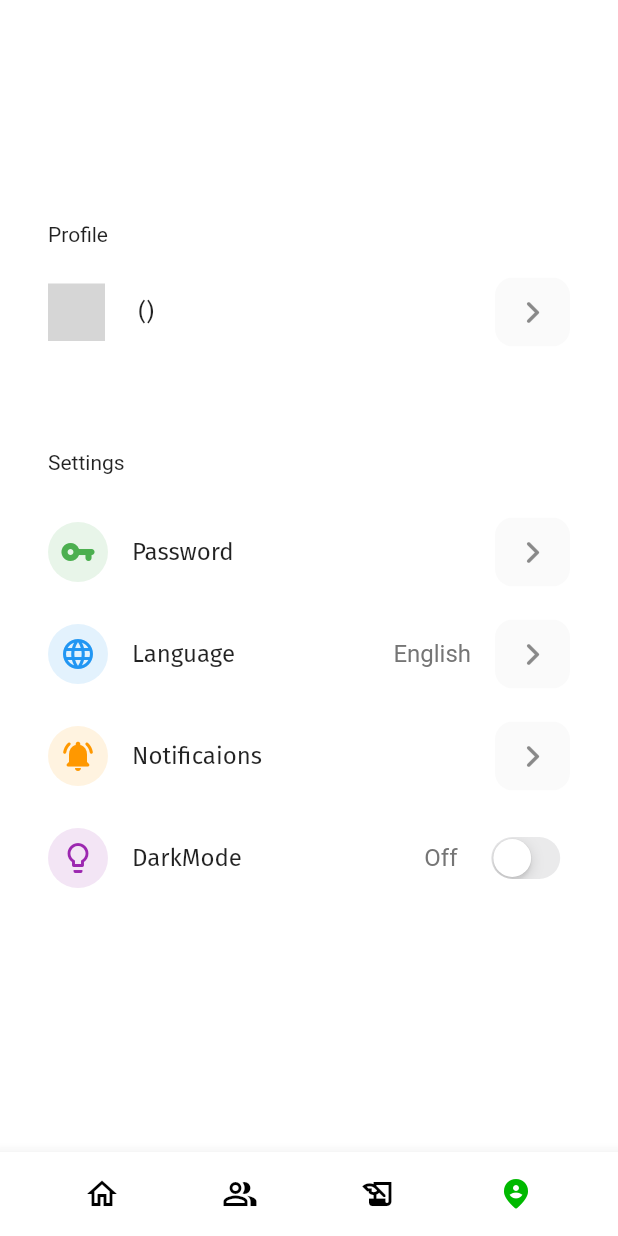
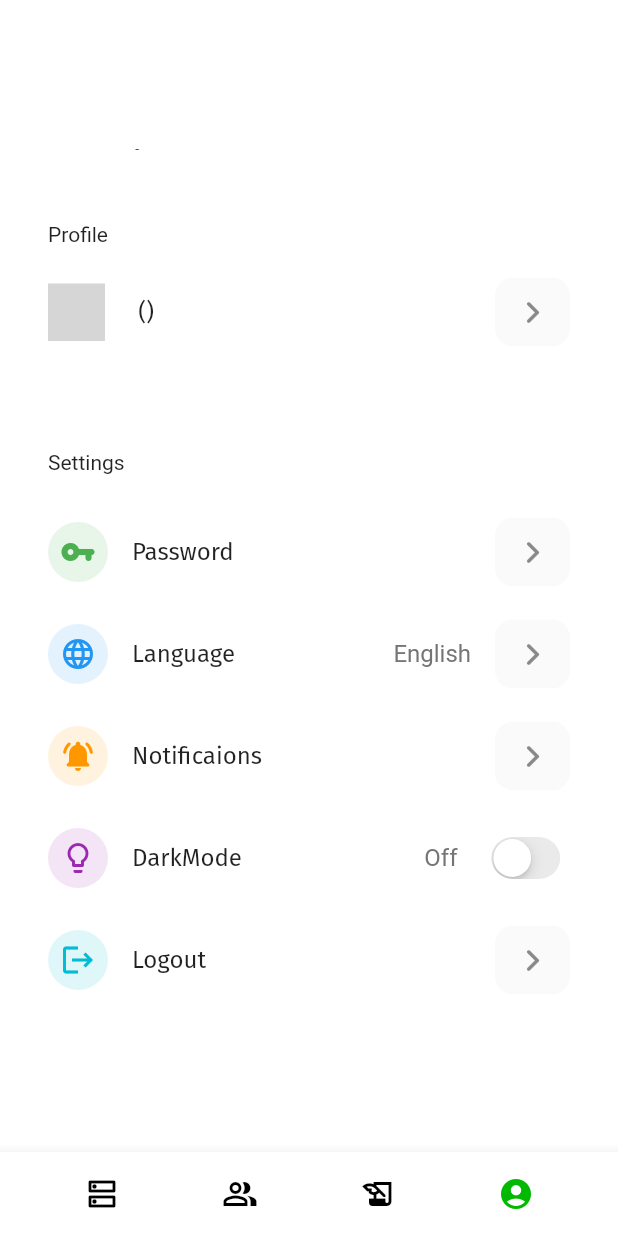
Before and after one commit to thingaha/thingaha-mobile, a Flutter app: the Home screen opened directly, item 4 of the bottom bar chosen, on a phone screen of 412 x 824 dp. Run offline on Flutter 3.47's test engine with Material 2 defaults, Android fonts, the phone set to English and light mode, and no system bars; our stand-ins replace carousel_slider, flutter_riverpod, google_fonts, shared_preferences; missing offline and left inert: circle_flags; accounts and stored records are empty; network calls fail; grey boxes are pictures that could not be loaded.

```diff
--- a/thingaha/lib/screen/home.dart
+++ b/thingaha/lib/screen/home.dart
@@ -41,11 +41,16 @@ class _HomeState extends State<Home> {
     txt_settings,
   ];
 
+  ScrollController _scrollController;
+  bool _isScrolled = false;
+
   @override
   void initState() {
     // TODO: implement initState
     super.initState();
     getUserInfo(context);
+    _scrollController = ScrollController();
+    _scrollController.addListener(_listenToScrollChange);
   }
 
   @override
@@ -54,27 +59,55 @@ class _HomeState extends State<Home> {
       onWillPop: () => SystemChannels.platform
           .invokeMethod('SystemNavigator.pop'), // onBackPress => exit the app
       child: Scaffold(
-
+          backgroundColor: Colors.white,
           //drawer: _buildDrawerLayout(),
           bottomNavigationBar: _bottomNavigationBar(),
           body: CustomScrollView(
+            controller: _scrollController,
             slivers: [
               SliverAppBar(
-                  toolbarHeight: 100,
-                  automaticallyImplyLeading: false,
-                  elevation: 0,
-                  flexibleSpace: Container(
-                    padding: EdgeInsets.only(left: 32.0, top: 92.0),
+                  pinned: true,
+                  expandedHeight: 100,
+                  title: AnimatedOpacity(
+                    duration: Duration(milliseconds: 300),
+                    opacity: _isScrolled ? 1.0 : 0.0,
+                    curve: Curves.ease,
                     child: Text(titles[_screenIndex],
                         style: TextStyle(
                           color: (_screenIndex == 0)
                               ? kPrimaryColor
                               : Colors.black,
-                          fontSize: 30,
+                          fontSize: 23,
+                          fontWeight: (_screenIndex == 0)
+                              ? FontWeight.normal
+                              : FontWeight.bold,
                           fontFamily: (_screenIndex == 0)
                               ? GoogleFonts.pacifico().fontFamily
                               : GoogleFonts.lato().fontFamily,
                         )),
+                  ),
+                  automaticallyImplyLeading: false,
+                  elevation: (_isScrolled) ? 1.5 : 0,
+                  flexibleSpace: AnimatedOpacity(
+                    duration: Duration(milliseconds: 300),
+                    opacity: _isScrolled ? 0.0 : 1.0,
+                    curve: Curves.ease,
+                    child: Container(
+                      padding: EdgeInsets.only(left: 32.0, top: 92.0),
+                      child: Text(titles[_screenIndex],
+                          style: TextStyle(
+                            color: (_screenIndex == 0)
+                                ? kPrimaryColor
+                                : Colors.black87,
+                            fontWeight: (_screenIndex == 0)
+                                ? FontWeight.normal
+                                : FontWeight.bold,
+                            fontSize: 30,
+                            fontFamily: (_screenIndex == 0)
+                                ? GoogleFonts.pacifico().fontFamily
+                                : GoogleFonts.lato().fontFamily,
+                          )),
+                    ),
                   )),
               SliverFillRemaining(
                 child: (_screenIndex == 0)
@@ -87,6 +120,18 @@ class _HomeState extends State<Home> {
             ],
           )),
     );
+  }
+
+  void _listenToScrollChange() {
+    if (_scrollController.offset >= 48.0) {
+      setState(() {
+        _isScrolled = true;
+      });
+    } else {
+      setState(() {
+        _isScrolled = false;
+      });
+    }
   }
 
   Widget _buildCarousel() {
@@ -208,9 +253,7 @@ class _HomeState extends State<Home> {
             IconButton(
                 icon: Icon(
                   // This changes icon from outlined to filled when user selected the tab.
-                  (_screenIndex == 0)
-                      ? Icons.home_rounded
-                      : Icons.home_outlined,
+                  (_screenIndex == 0) ? Icons.dns_rounded : Icons.dns_outlined,
                   // This changes the icon color when user selected the tab.
                   color: (_screenIndex == 0) ? kPrimaryColor : Colors.black,
                 ),
@@ -252,8 +295,8 @@ class _HomeState extends State<Home> {
             IconButton(
               icon: Icon(
                 (_screenIndex == 3)
-                    ? Icons.person_pin_circle_rounded
-                    : Icons.person_pin_circle_outlined,
+                    ? Icons.account_circle_rounded
+                    : Icons.account_circle_outlined,
                 color: (_screenIndex == 3) ? kPrimaryColor : Colors.black,
               ),
               onPressed: () {
--- a/thingaha/lib/screen/profile.dart
+++ b/thingaha/lib/screen/profile.dart
@@ -1,12 +1,16 @@
+import 'dart:developer';
+
 import 'package:flutter/cupertino.dart';
 import 'package:flutter/material.dart';
 import 'package:flutter_riverpod/flutter_riverpod.dart';
 import 'package:google_fonts/google_fonts.dart';
+import 'package:shared_preferences/shared_preferences.dart';
 import 'package:thingaha/helper/custom_cardview.dart';
 import 'package:thingaha/helper/title_and_text_with_column.dart';
 import 'package:thingaha/model/donor.dart';
 import 'package:thingaha/model/providers.dart';
 import 'package:thingaha/screen/change_password.dart';
+import 'package:thingaha/screen/login.dart';
 import 'package:thingaha/util/string_constants.dart';
 import 'package:thingaha/util/style_constants.dart';
 import 'package:circle_flags/circle_flags.dart';
@@ -135,12 +139,25 @@ class _ProfileState extends State<Profile> {
       ),
     );
 
-    Widget settingsListItem(
-        icon, iconBackgroundColor, iconColor, title, sub, isSwitch) {
+    Widget settingsListItem(icon, iconBackgroundColor, iconColor, title, sub,
+        bool isSwitch, String onTapEvent) {
       var _darkmode = false;
       return Padding(
         padding: EdgeInsets.only(left: 16.0, top: 12.0, right: 16.0),
         child: ListTile(
+            onTap: () {
+              final scaffold = ScaffoldMessenger.of(context);
+              scaffold.showSnackBar(
+                SnackBar(
+                  content: Text('Pressed $title (* ^ ω ^)'),
+                  behavior: SnackBarBehavior.floating,
+                  duration: Duration(seconds: 1),
+                  //action: SnackBarAction(label: 'UNDO', onPressed: scaffold.hideCurrentSnackBar),
+                ),
+              );
+
+              if (onTapEvent == "logout") logout();
+            },
             leading: CircleAvatar(
               backgroundColor: iconBackgroundColor,
               child: Icon(
@@ -199,13 +216,21 @@ class _ProfileState extends State<Profile> {
               padding: EdgeInsets.only(left: 32.0, top: 32.0, bottom: 12.0),
               child: Text(txt_settings)),
           settingsListItem(Icons.vpn_key_rounded, Colors.green[50],
-              Colors.green, "Password", "", false),
+              Colors.green, "Password", "", false, null),
           settingsListItem(Icons.language_rounded, Colors.blue[50], Colors.blue,
-              "Language", "English", false),
-          settingsListItem(Icons.notifications_active_rounded,
-              Colors.orange[50], Colors.orange, "Notificaions", "", false),
+              "Language", "English", false, null),
+          settingsListItem(
+              Icons.notifications_active_rounded,
+              Colors.orange[50],
+              Colors.orange,
+              "Notificaions",
+              "",
+              false,
+              null),
           settingsListItem(Icons.lightbulb_outlined, Colors.purple[50],
-              Colors.purple, "DarkMode", "Off", true),
+              Colors.purple, "DarkMode", "Off", true, null),
+          settingsListItem(Icons.logout, Colors.cyan[50], Colors.cyan, "Logout",
+              "", false, "logout"),
         ],
       ),
     );
@@ -223,4 +248,15 @@ class _ProfileState extends State<Profile> {
       ),
     );
   }
+
+  logout() async {
+    print("This works");
+    SharedPreferences localStorage = await SharedPreferences.getInstance();
+    localStorage.setString(StaticStrings.keyAccessToken, "");
+    localStorage.setBool(StaticStrings.keyLogInStatus, false);
+    localStorage.setInt(StaticStrings.keyUserID, 0);
+
+    Navigator.pushReplacement(
+        context, MaterialPageRoute(builder: (context) => Login()));
+  }
 }
--- a/thingaha/lib/util/api_strings.dart
+++ b/thingaha/lib/util/api_strings.dart
@@ -1,5 +1,5 @@
 class APIs {
-  static var defaultAPIurl = 'https://www.thingaha.org/api/v1/';
+  static var defaultAPIurl = 'https://app.thingaha.org/api/v1/';
 
   // POST
   // {
```
Also changed, not shown: thingaha/lib/screen/login.dart (+56 -8 lines).
